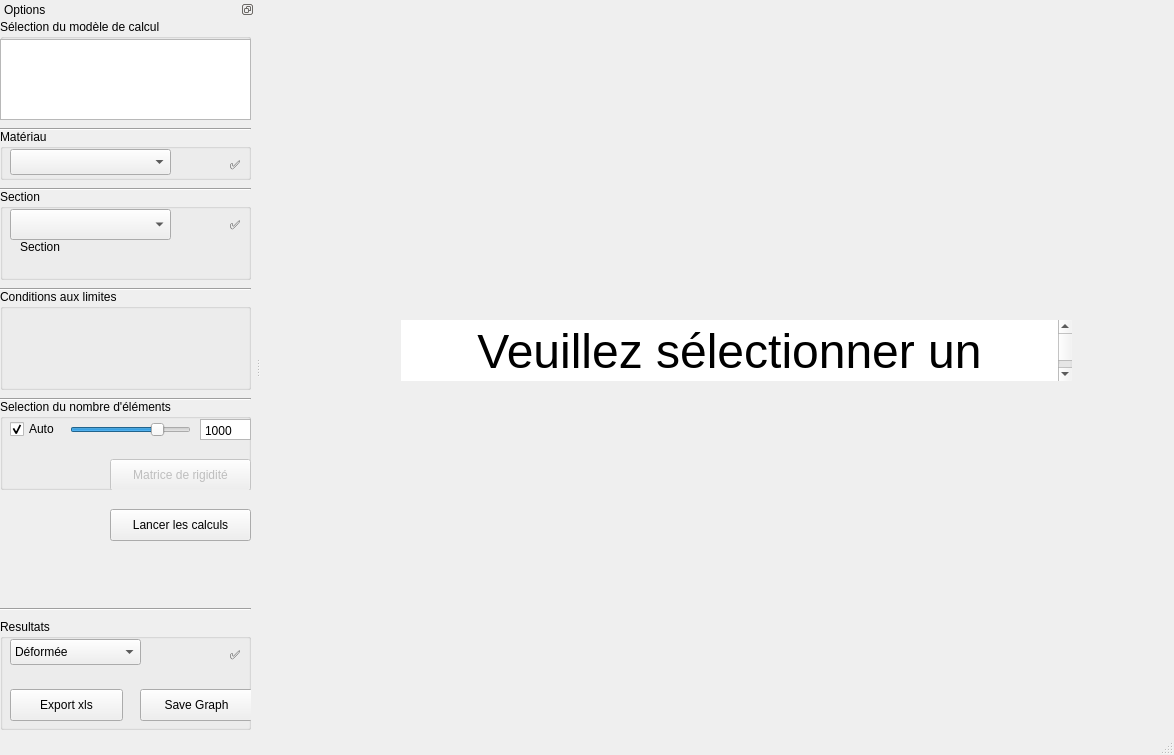
This is ui/mainwindow.ui in 3wnbr1/FEM as Qt 5 draws it before an edit. The edited form follows.
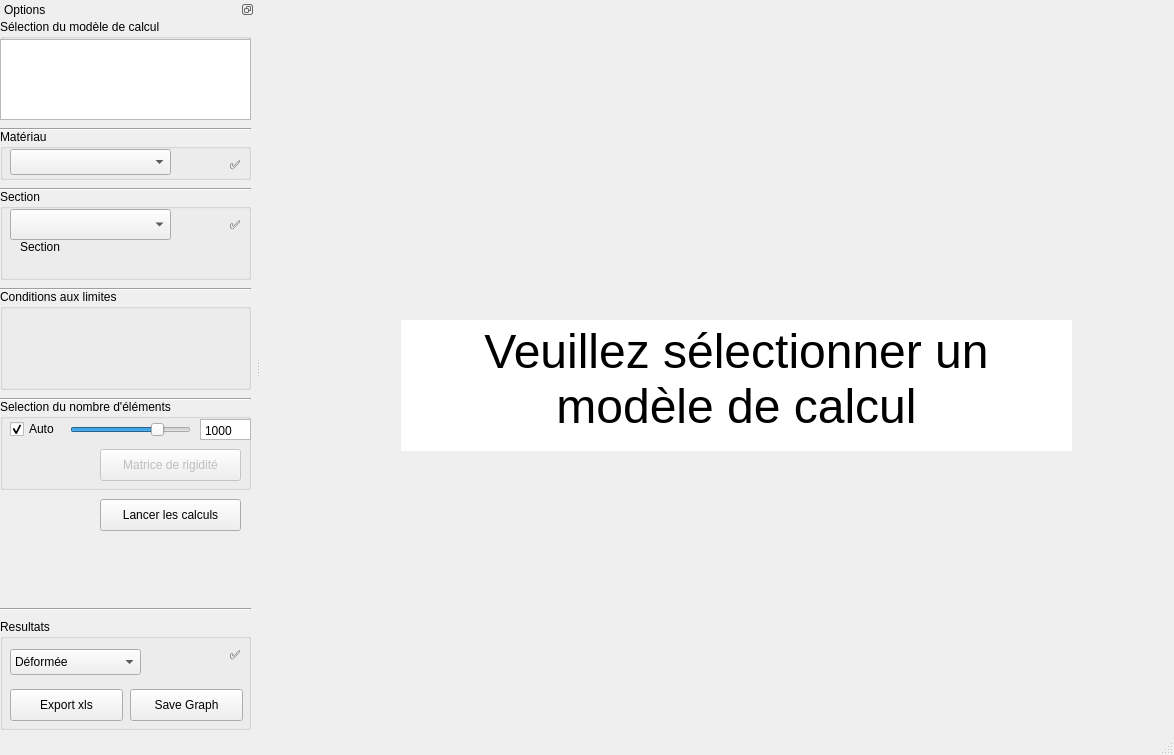
This is the edited form. Custom widgets are drawn as their Qt base class.

Commit message: Windows GUI compatibility

```diff
--- a/ui/mainwindow.ui
+++ b/ui/mainwindow.ui
@@ -56,7 +56,7 @@
        <x>140</x>
        <y>320</y>
        <width>671</width>
-       <height>61</height>
+       <height>131</height>
       </rect>
      </property>
      <property name="frameShape">
@@ -78,8 +78,8 @@
       <string>&lt;!DOCTYPE HTML PUBLIC &quot;-//W3C//DTD HTML 4.0//EN&quot; &quot;http://www.w3.org/TR/REC-html40/strict.dtd&quot;&gt;
 &lt;html&gt;&lt;head&gt;&lt;meta name=&quot;qrichtext&quot; content=&quot;1&quot; /&gt;&lt;style type=&quot;text/css&quot;&gt;
 p, li { white-space: pre-wrap; }
-&lt;/style&gt;&lt;/head&gt;&lt;body style=&quot; font-family:'.SF NS Text'; font-size:13pt; font-weight:400; font-style:normal;&quot;&gt;
-&lt;p align=&quot;center&quot; style=&quot; margin-top:0px; margin-bottom:0px; margin-left:0px; margin-right:0px; -qt-block-indent:0; text-indent:0px;&quot;&gt;&lt;span style=&quot; font-size:36pt;&quot;&gt;Veuillez sélectionner un modèle de calcul&lt;/span&gt;&lt;/p&gt;&lt;/body&gt;&lt;/html&gt;</string>
+&lt;/style&gt;&lt;/head&gt;&lt;body style=&quot; font-family:'MS Shell Dlg 2'; font-size:7.875pt; font-weight:400; font-style:normal;&quot;&gt;
+&lt;p align=&quot;center&quot; style=&quot; margin-top:0px; margin-bottom:0px; margin-left:0px; margin-right:0px; -qt-block-indent:0; text-indent:0px;&quot;&gt;&lt;span style=&quot; font-family:'.SF NS Text'; font-size:36pt;&quot;&gt;Veuillez sélectionner un modèle de calcul&lt;/span&gt;&lt;/p&gt;&lt;/body&gt;&lt;/html&gt;</string>
      </property>
      <property name="cursorWidth">
       <number>0</number>
@@ -408,8 +408,8 @@
       </property>
       <property name="geometry">
        <rect>
-        <x>110</x>
-        <y>60</y>
+        <x>100</x>
+        <y>50</y>
         <width>141</width>
         <height>32</height>
        </rect>
@@ -422,8 +422,8 @@
     <widget class="QPushButton" name="startComputationPushButton">
      <property name="geometry">
       <rect>
-       <x>110</x>
-       <y>490</y>
+       <x>100</x>
+       <y>480</y>
        <width>141</width>
        <height>32</height>
       </rect>
@@ -448,7 +448,7 @@
       <property name="geometry">
        <rect>
         <x>10</x>
-        <y>20</y>
+        <y>30</y>
         <width>131</width>
         <height>26</height>
        </rect>
@@ -480,7 +480,7 @@
      <widget class="QPushButton" name="pushButtonSave">
       <property name="geometry">
        <rect>
-        <x>140</x>
+        <x>130</x>
         <y>70</y>
         <width>113</width>
         <height>32</height>
```
Left out of the diff: 2 changed lines with no effect on the pictures.
